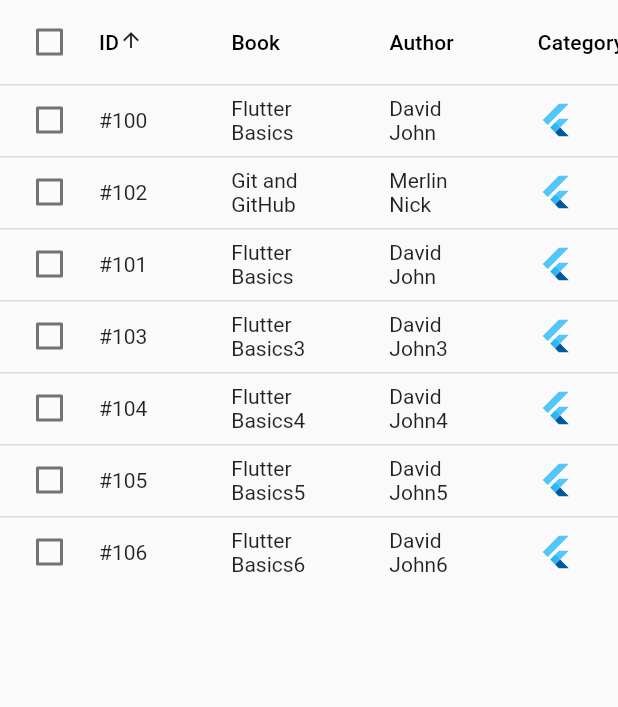
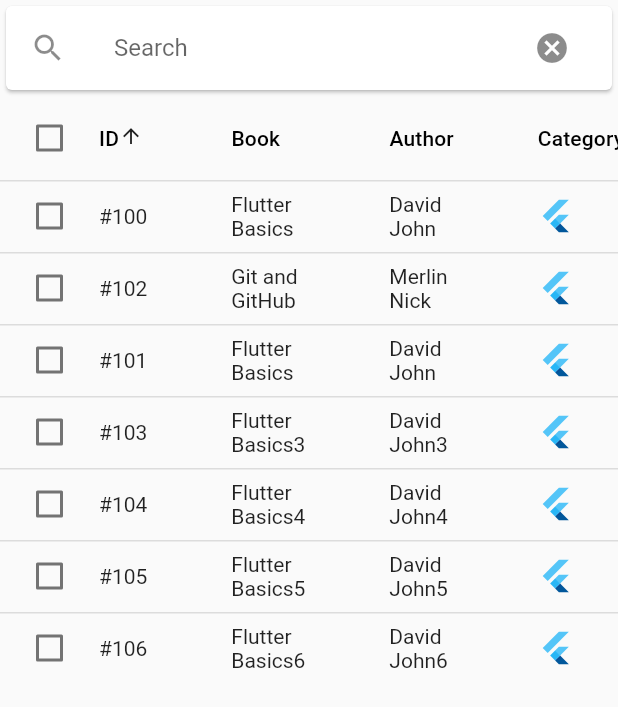
Before and after one commit to ramazanhaber/datatable_flutter, a Flutter app: the screen it shows after launch, on a phone screen of 412 x 824 dp. Shown: the top 707 px of the screen. Run offline on Flutter 3.47's test engine with Material 2 defaults, Android fonts, the light colour scheme and no system bars; missing offline and left inert: dart:html.

Commit message:
arama eklendi

```diff
--- a/lib/datatablecontent.dart
+++ b/lib/datatablecontent.dart
@@ -12,6 +12,9 @@ class DatatableContent extends StatefulWidget {
 
 class _DatatableContentState extends State<DatatableContent> {
   List<bool> _selected = [];
+  List<Map> _booksFiltered = [];
+  TextEditingController controller = TextEditingController();
+  String _searchResult = '';
 
   List<Map> _books = [
     {'id': 100, 'title': 'Flutter Basics', 'author': 'David John'},
@@ -74,6 +77,8 @@ class _DatatableContentState extends State<DatatableContent> {
     _books.forEach((element) {
       _selected.add(false);
     });
+
+    _booksFiltered = _books;
   }
 
   @override
@@ -87,9 +92,37 @@ class _DatatableContentState extends State<DatatableContent> {
 
           child: Container(
             child: ListView(
-              children: [_createDataTable()],
+              children: [searchWidget(),_createDataTable()],
             ),
           ),
+        ),
+      ),
+    );
+  }
+
+  Widget searchWidget(){
+    return  Card(
+      child: new ListTile(
+        leading: new Icon(Icons.search),
+        title: new TextField(
+            controller: controller,
+            decoration: new InputDecoration(
+                hintText: 'Search', border: InputBorder.none),
+            onChanged: (value) {
+              setState(() {
+                _searchResult = value;
+                _booksFiltered = _books.where((user) => user["title"].contains(_searchResult) || user["author"].contains(_searchResult)).toList();
+              });
+            }),
+        trailing: new IconButton(
+          icon: new Icon(Icons.cancel),
+          onPressed: () {
+            setState(() {
+              controller.clear();
+              _searchResult = '';
+              _booksFiltered = _books;
+            });
+          },
         ),
       ),
     );
@@ -136,7 +169,7 @@ class _DatatableContentState extends State<DatatableContent> {
   List<DataRow> _createRows() {
     List<DataRow> listem = [];
 
-    _books.asMap().forEach((index, book) {
+    _booksFiltered.asMap().forEach((index, book) {
       var row = DataRow(
           cells: [
             DataCell(Text('#' + book['id'].toString())),
```
